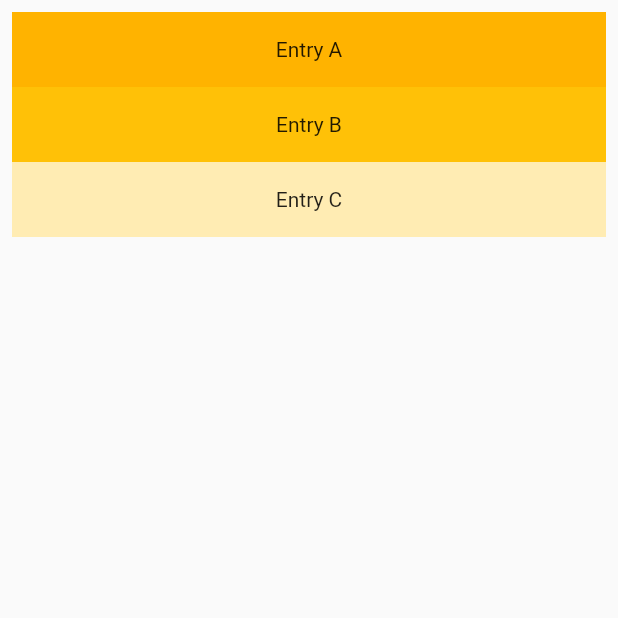
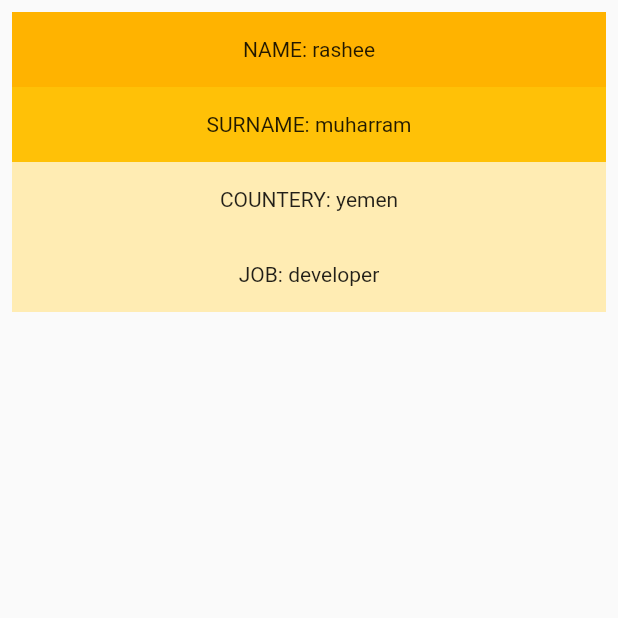
Before and after one commit to rashedmahram/Flutter_network_api, a Flutter app: the screen it shows after launch, on a phone screen of 412 x 824 dp, the top half of it. Run offline on Flutter 3.47's test engine with Material 2 defaults, Android fonts, the phone set to English and light mode, and no system bars.

```diff
--- a/lib/main.dart
+++ b/lib/main.dart
@@ -31,16 +31,24 @@ class ListViewFromList extends StatelessWidget {
   @override
   Widget build(BuildContext context) {
     final List<String> entries = <String>['A', 'B', 'C'];
-    final List<int> colorCodes = <int>[600, 500, 100];
-
+    final List<int> colorCodes = <int>[600, 500, 100, 100];
+    final Map<String, String> users = {
+      'name': 'rashee',
+      'surname': 'muharram',
+      'countery': 'yemen',
+      'job': 'developer',
+    };
+    // get key lis and users["key item"],
+    List values = users.values.toList();
+    List keys = users.keys.toList();
     return ListView.builder(
         padding: const EdgeInsets.all(8),
-        itemCount: entries.length,
+        itemCount: values.length,
         itemBuilder: (BuildContext context, int index) {
           return Container(
             height: 50,
             color: Colors.amber[colorCodes[index]],
-            child: Center(child: Text('Entry ${entries[index]}')),
+            child: Center(child: Text('${keys[index].toString().toUpperCase()}: ${values[index]}')),
           );
         });
   }
```
